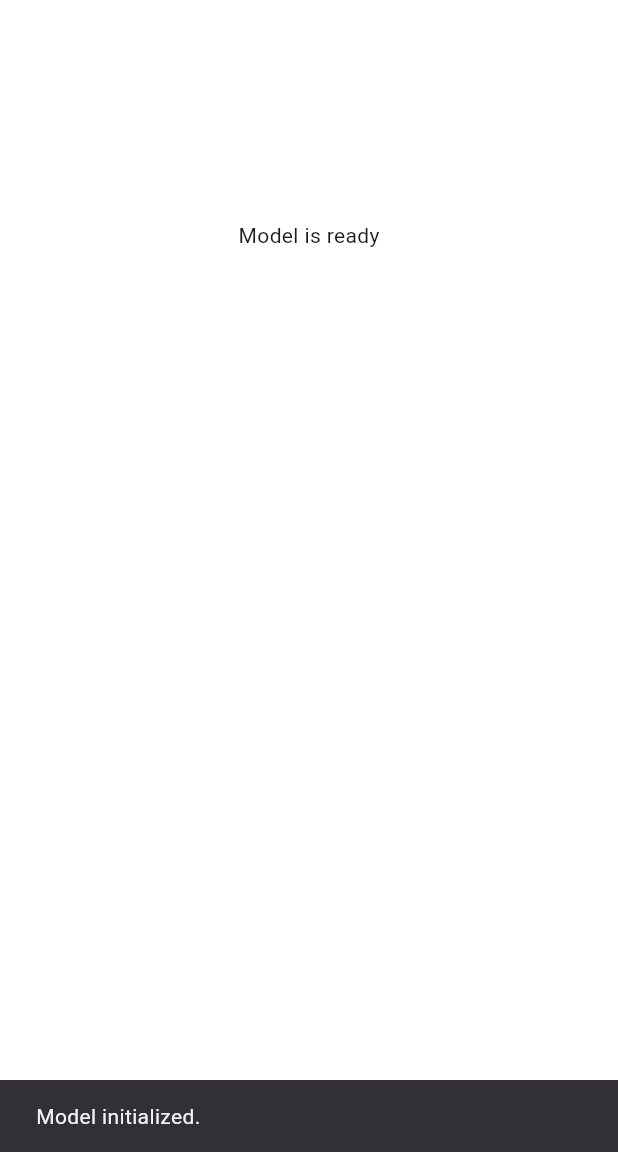
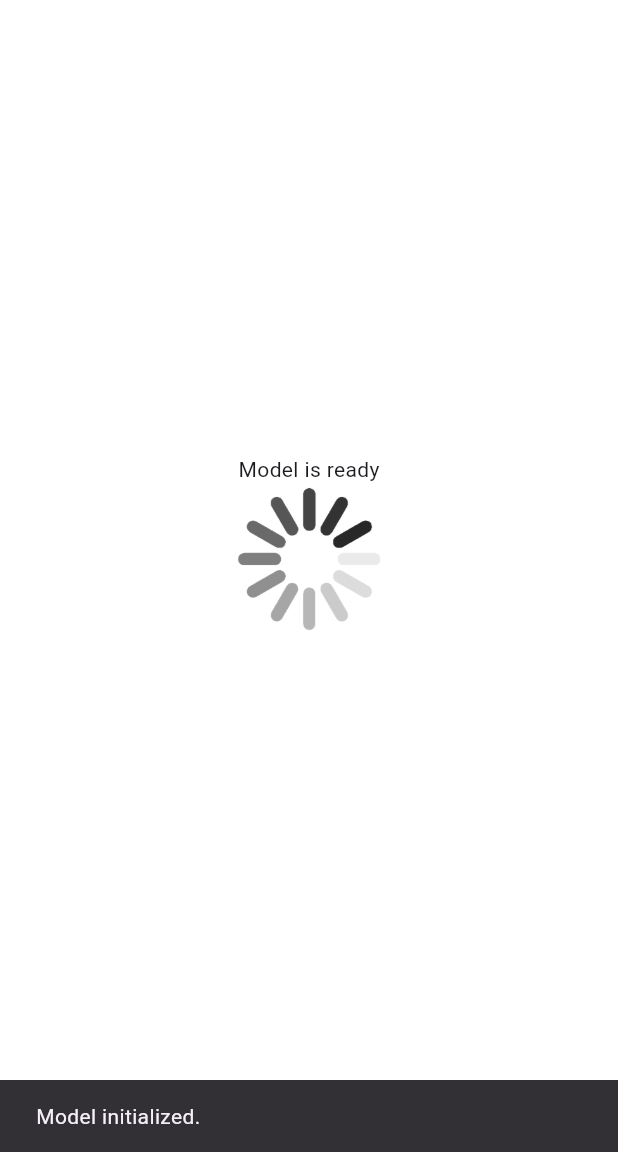
Before and after one commit to wlsgusjjn/VAITech, a Flutter app: the screen it shows after launch, on a phone screen of 412 x 824 dp, the part 84-1236 px from its top. Run offline on Flutter 3.47's test engine with Material 3 defaults, Android fonts, the phone set to English and light mode, and no system bars; our stand-ins replace camera, permission_handler; missing offline and left inert: external_path, flutter_gemma, stts; statements that could not run were skipped.

Commit message:
first change

```diff
--- a/lib/main.dart
+++ b/lib/main.dart
@@ -99,6 +99,7 @@ class _MyHomePageState extends State<MyHomePage> {
 
   /// Get ready for loading the model
   Future<void> initModels() async {
+    try {
       await initTts();
       await Permission.manageExternalStorage.request();
       final storagePermissionStatus = await Permission.manageExternalStorage.status;
@@ -114,6 +115,11 @@ class _MyHomePageState extends State<MyHomePage> {
       }
       await loadModel();
       await initStt();
+    }
+    catch (e) {
+      _text = "An error occurred during model setup. The app will now close.";
+      await appClose();
+    }
     if (inferenceModel == null) {
       _text = "An error occurred during model setup. The app will now close.";
       await appClose();
@@ -147,12 +153,6 @@ class _MyHomePageState extends State<MyHomePage> {
       maxNumImages: 1, // Optional, maximum number of images per message
     );
 
-    if (inferenceModel == null) {
-      ScaffoldMessenger.of(context).showSnackBar(const SnackBar(
-        content: Text("Model not initialized."),
-      ));
-    }
-    else{
     ScaffoldMessenger.of(context).showSnackBar(const SnackBar(
       content: Text("Model initialized."),
     ));
@@ -160,7 +160,6 @@ class _MyHomePageState extends State<MyHomePage> {
       modelLoad = true;
     });
     _initCamera();
-    }
   }
 
   /// Initialize STT
@@ -239,6 +238,7 @@ class _MyHomePageState extends State<MyHomePage> {
     );
   }
 
+  /// Initialize Camera
   Future<void> _initCamera() async {
     final cameras = await availableCameras();
     final back = cameras.firstWhere((c) => c.lensDirection == CameraLensDirection.back);
@@ -254,6 +254,7 @@ class _MyHomePageState extends State<MyHomePage> {
     setState(() {});
   }
 
+  /// Inference
   Future<void> _runModel(bool textOnly) async {
     if (inferenceModel == null || _text.isEmpty || (!textOnly && imageBytes == null)) {
       setState(() {
@@ -315,6 +316,7 @@ class _MyHomePageState extends State<MyHomePage> {
     streaming = false;
   }
 
+  /// Convert camera image stream to Uint8List for Gemma-3n input
   Future<Uint8List> convertCameraImageToJpeg(CameraImage image) async {
     final int width = image.width;
     final int height = image.height;
@@ -394,9 +396,20 @@ class _MyHomePageState extends State<MyHomePage> {
               mainAxisAlignment: MainAxisAlignment.center,
               children: <Widget>[
                 Text(
-                  modelLoad? "Model is ready" : "Model not found",
+                  loadComplete? "Model is ready" : "",
                 ),
-                Container(
+                _isProcessing ? Center(
+                  child: Container(
+                    width: 100,
+                    height: 100,
+                    decoration: const BoxDecoration(
+                      image: DecorationImage(
+                        image: AssetImage("assets/images/loading.gif"),
+                        fit: BoxFit.fitWidth,
+                      ),
+                    ),
+                  ),
+                ) : Container(
                   width: size.width * 0.7,
                   height: size.height * 0.5,
                   child: lastImageBytes != null ? Image.memory(
```
Also changed, not shown: pubspec.yaml (+3 -4 lines), assets/images/loading.gif (added), pubspec.lock. Lines whose indentation alone changed are shown as unchanged.
